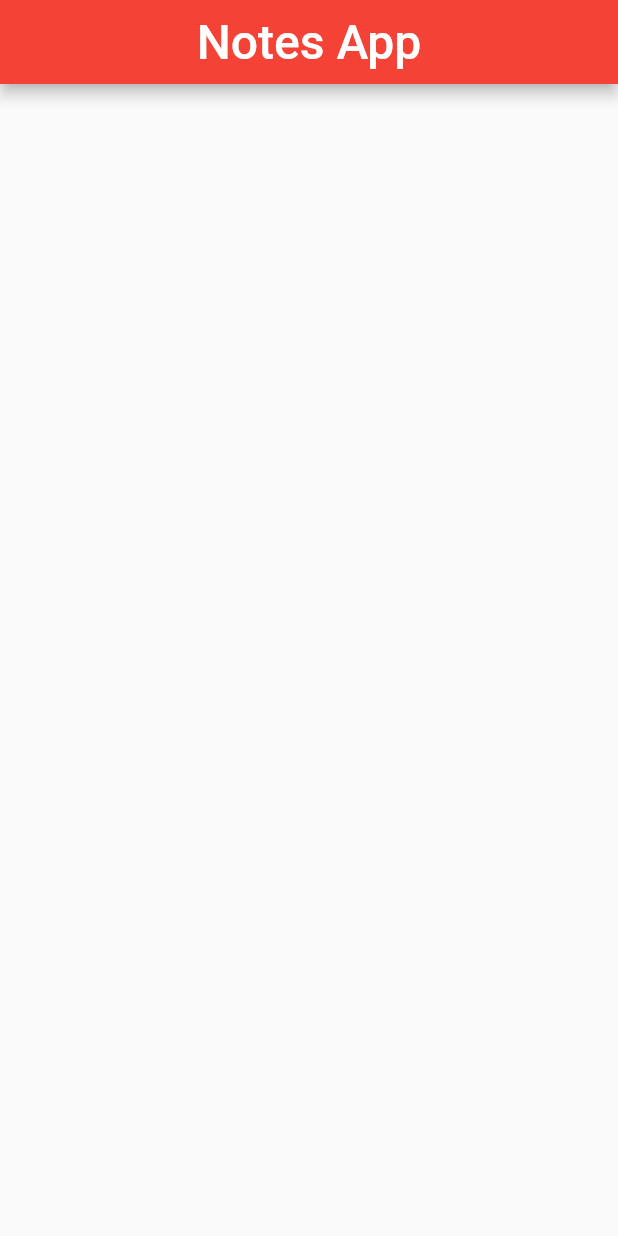
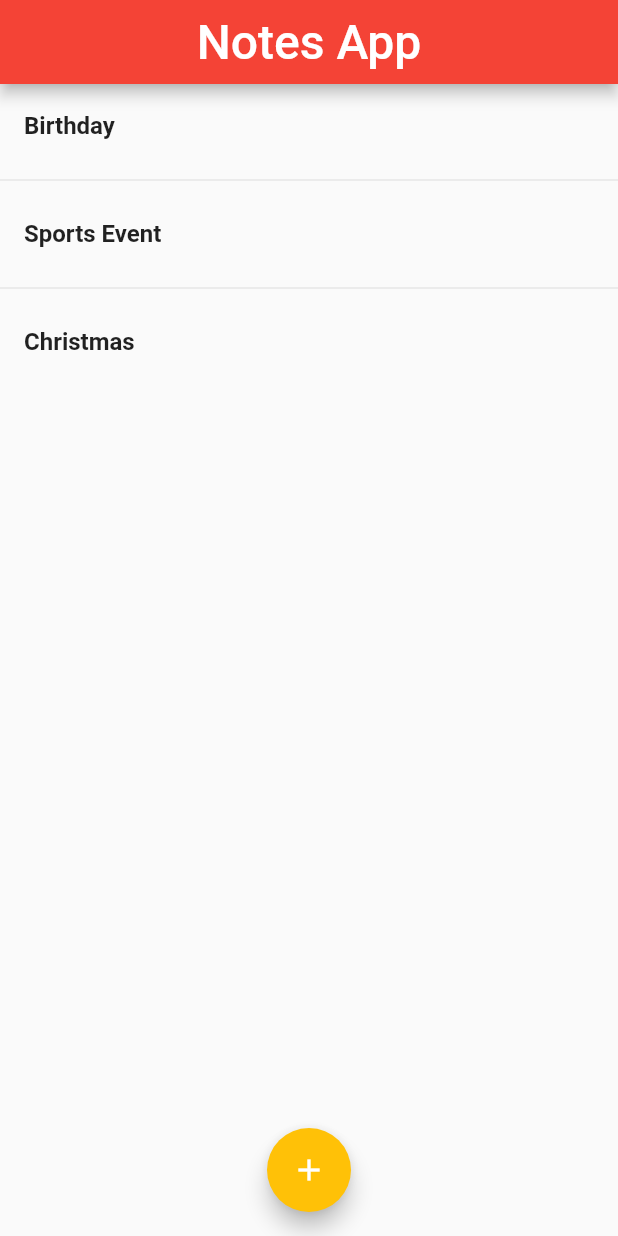
Before and after one commit to crataristo4/notes_app, a Flutter app: the screen it shows after launch, on a phone screen of 412 x 824 dp. Run offline on Flutter 3.47's test engine with Material 2 defaults, Android fonts, the phone set to English and light mode, and no system bars; Roboto replaces fonts that are missing (Signatra).

Commit message:
added FAB , ListView and noteList

```diff
--- a/lib/constants/appConstants.dart
+++ b/lib/constants/appConstants.dart
@@ -1,5 +1,8 @@
 class AppConstants {
   get title => "Notes App";
+
+  get addNote => "Add Note";
+
   get font24 => 24.0;
   get margin32 => 32.0;
   get margin8 => 8.0;
--- a/lib/pages/homePage.dart
+++ b/lib/pages/homePage.dart
@@ -1,4 +1,6 @@
+import 'package:flutter/cupertino.dart';
 import 'package:flutter/material.dart';
+import 'package:notes_app/constants/appConstants.dart';
 import 'package:notes_app/model/notes_model.dart';
 import 'package:notes_app/widgets/header.dart';
 
@@ -25,6 +27,28 @@ class HomePage extends StatelessWidget {
   Widget build(BuildContext context) {
     return Scaffold(
       appBar: header(context, isAppTitle: true),
+      floatingActionButtonLocation: FloatingActionButtonLocation.centerFloat,
+      floatingActionButton: FloatingActionButton(
+        onPressed: () {},
+        hoverColor: Colors.green,
+        backgroundColor: Colors.amber,
+        child: Icon(
+          Icons.add,
+          color: Colors.white,
+        ),
+        tooltip: AppConstants().addNote,
+      ),
+      body: ListView.separated(
+          itemBuilder: (context, index) {
+            return ListTile(
+              title: Text(
+                noteList[index].noteTitle,
+                style: TextStyle(fontWeight: FontWeight.w700),
+              ),
+            );
+          },
+          separatorBuilder: (context, index) => Divider(),
+          itemCount: noteList.length),
     );
   }
 }
```
